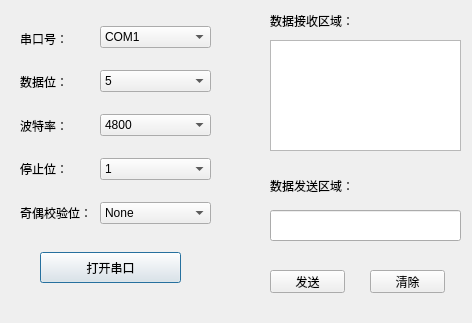
Qt form mainboard.ui (HeartbreakSurvivor/AutoTestTool) before a commit.
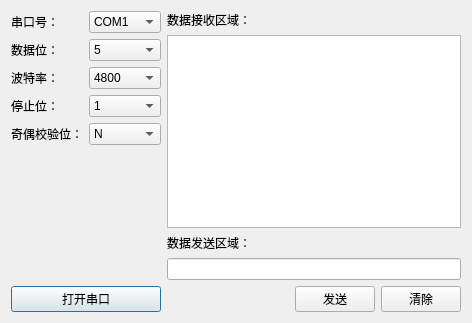
The same form after that commit.

```diff
--- a/mainboard.ui
+++ b/mainboard.ui
@@ -13,149 +13,22 @@
   <property name="windowTitle">
    <string>Dialog</string>
   </property>
-  <widget class="QPushButton" name="SwitchButton">
-   <property name="geometry">
-    <rect>
-     <x>40</x>
-     <y>252</y>
-     <width>141</width>
-     <height>31</height>
-    </rect>
-   </property>
-   <property name="text">
-    <string>打开串口</string>
-   </property>
-  </widget>
-  <widget class="QWidget" name="layoutWidget">
-   <property name="geometry">
-    <rect>
-     <x>20</x>
-     <y>20</y>
-     <width>74</width>
-     <height>211</height>
-    </rect>
-   </property>
-   <layout class="QVBoxLayout" name="verticalLayout">
+  <layout class="QHBoxLayout" name="horizontalLayout_2">
     <item>
+    <layout class="QVBoxLayout" name="verticalLayout_3">
+     <item>
+      <layout class="QGridLayout" name="gridLayout">
+       <item row="0" column="0">
      <widget class="QLabel" name="SerialnumLabel">
       <property name="text">
        <string>串口号：</string>
       </property>
-     </widget>
-    </item>
-    <item>
-     <widget class="QLabel" name="DataBitsLabel">
-      <property name="text">
-       <string>数据位：</string>
+         <property name="buddy">
+          <cstring>SerialNumComboBox</cstring>
       </property>
      </widget>
     </item>
-    <item>
-     <widget class="QLabel" name="BaudRateLabel">
-      <property name="text">
-       <string>波特率：</string>
-      </property>
-     </widget>
-    </item>
-    <item>
-     <widget class="QLabel" name="StopBitsLabel">
-      <property name="text">
-       <string>停止位：</string>
-      </property>
-     </widget>
-    </item>
-    <item>
-     <widget class="QLabel" name="ParityLabel">
-      <property name="text">
-       <string>奇偶校验位：</string>
-      </property>
-     </widget>
-    </item>
-   </layout>
-  </widget>
-  <widget class="QTextEdit" name="textEdit">
-   <property name="geometry">
-    <rect>
-     <x>270</x>
-     <y>40</y>
-     <width>191</width>
-     <height>111</height>
-    </rect>
-   </property>
-  </widget>
-  <widget class="QLabel" name="DataReceiveArea">
-   <property name="geometry">
-    <rect>
-     <x>270</x>
-     <y>10</y>
-     <width>121</width>
-     <height>21</height>
-    </rect>
-   </property>
-   <property name="text">
-    <string>数据接收区域：</string>
-   </property>
-  </widget>
-  <widget class="QLabel" name="DataSendArea">
-   <property name="geometry">
-    <rect>
-     <x>270</x>
-     <y>170</y>
-     <width>81</width>
-     <height>31</height>
-    </rect>
-   </property>
-   <property name="text">
-    <string>数据发送区域：</string>
-   </property>
-  </widget>
-  <widget class="QPushButton" name="SendDataButton">
-   <property name="geometry">
-    <rect>
-     <x>270</x>
-     <y>270</y>
-     <width>75</width>
-     <height>23</height>
-    </rect>
-   </property>
-   <property name="text">
-    <string>发送</string>
-   </property>
-  </widget>
-  <widget class="QPushButton" name="ClearDataButton">
-   <property name="geometry">
-    <rect>
-     <x>370</x>
-     <y>270</y>
-     <width>75</width>
-     <height>23</height>
-    </rect>
-   </property>
-   <property name="text">
-    <string>清除</string>
-   </property>
-  </widget>
-  <widget class="QLineEdit" name="DataToSend">
-   <property name="geometry">
-    <rect>
-     <x>270</x>
-     <y>210</y>
-     <width>191</width>
-     <height>31</height>
-    </rect>
-   </property>
-  </widget>
-  <widget class="QWidget" name="layoutWidget">
-   <property name="geometry">
-    <rect>
-     <x>100</x>
-     <y>10</y>
-     <width>111</width>
-     <height>231</height>
-    </rect>
-   </property>
-   <layout class="QVBoxLayout" name="verticalLayout_2">
-    <item>
+       <item row="0" column="1">
      <widget class="QComboBox" name="SerialNumComboBox">
       <item>
        <property name="text">
@@ -189,7 +62,17 @@
       </item>
      </widget>
     </item>
-    <item>
+       <item row="1" column="0">
+        <widget class="QLabel" name="DataBitsLabel">
+         <property name="text">
+          <string>数据位：</string>
+         </property>
+         <property name="buddy">
+          <cstring>DatabitsComboBox</cstring>
+         </property>
+        </widget>
+       </item>
+       <item row="1" column="1">
      <widget class="QComboBox" name="DatabitsComboBox">
       <item>
        <property name="text">
@@ -213,7 +96,17 @@
       </item>
      </widget>
     </item>
-    <item>
+       <item row="2" column="0">
+        <widget class="QLabel" name="BaudRateLabel">
+         <property name="text">
+          <string>波特率：</string>
+         </property>
+         <property name="buddy">
+          <cstring>BaudRataComboBox</cstring>
+         </property>
+        </widget>
+       </item>
+       <item row="2" column="1">
      <widget class="QComboBox" name="BaudRataComboBox">
       <item>
        <property name="text">
@@ -242,7 +135,17 @@
       </item>
      </widget>
     </item>
-    <item>
+       <item row="3" column="0">
+        <widget class="QLabel" name="StopBitsLabel">
+         <property name="text">
+          <string>停止位：</string>
+         </property>
+         <property name="buddy">
+          <cstring>StopBitsComboBox</cstring>
+         </property>
+        </widget>
+       </item>
+       <item row="3" column="1">
      <widget class="QComboBox" name="StopBitsComboBox">
       <item>
        <property name="text">
@@ -261,11 +164,21 @@
       </item>
      </widget>
     </item>
-    <item>
+       <item row="4" column="0">
+        <widget class="QLabel" name="ParityLabel">
+         <property name="text">
+          <string>奇偶校验位：</string>
+         </property>
+         <property name="buddy">
+          <cstring>ParityComboBox</cstring>
+         </property>
+        </widget>
+       </item>
+       <item row="4" column="1">
      <widget class="QComboBox" name="ParityComboBox">
       <item>
        <property name="text">
-        <string>None</string>
+           <string>N</string>
        </property>
       </item>
       <item>
@@ -291,7 +204,99 @@
      </widget>
     </item>
    </layout>
-  </widget>
+     </item>
+     <item>
+      <spacer name="verticalSpacer">
+       <property name="orientation">
+        <enum>Qt::Vertical</enum>
+       </property>
+       <property name="sizeHint" stdset="0">
+        <size>
+         <width>20</width>
+         <height>40</height>
+        </size>
+       </property>
+      </spacer>
+     </item>
+     <item>
+      <widget class="QPushButton" name="SwitchButton">
+       <property name="text">
+        <string>打开串口</string>
+       </property>
+      </widget>
+     </item>
+    </layout>
+   </item>
+   <item>
+    <layout class="QVBoxLayout" name="verticalLayout_4">
+     <item>
+      <layout class="QVBoxLayout" name="verticalLayout">
+       <item>
+        <widget class="QLabel" name="DataReceiveArea">
+         <property name="text">
+          <string>数据接收区域：</string>
+         </property>
+         <property name="buddy">
+          <cstring>textEdit</cstring>
+         </property>
+        </widget>
+       </item>
+       <item>
+        <widget class="QTextEdit" name="textEdit"/>
+       </item>
+      </layout>
+     </item>
+     <item>
+      <layout class="QVBoxLayout" name="verticalLayout_2">
+       <item>
+        <widget class="QLabel" name="DataSendArea">
+         <property name="text">
+          <string>数据发送区域：</string>
+         </property>
+         <property name="buddy">
+          <cstring>DataToSend</cstring>
+         </property>
+        </widget>
+       </item>
+       <item>
+        <widget class="QLineEdit" name="DataToSend"/>
+       </item>
+      </layout>
+     </item>
+     <item>
+      <layout class="QHBoxLayout" name="horizontalLayout">
+       <item>
+        <spacer name="horizontalSpacer">
+         <property name="orientation">
+          <enum>Qt::Horizontal</enum>
+         </property>
+         <property name="sizeHint" stdset="0">
+          <size>
+           <width>40</width>
+           <height>20</height>
+          </size>
+         </property>
+        </spacer>
+       </item>
+       <item>
+        <widget class="QPushButton" name="SendDataButton">
+         <property name="text">
+          <string>发送</string>
+         </property>
+        </widget>
+       </item>
+       <item>
+        <widget class="QPushButton" name="ClearDataButton">
+         <property name="text">
+          <string>清除</string>
+         </property>
+        </widget>
+       </item>
+      </layout>
+     </item>
+    </layout>
+   </item>
+  </layout>
   <zorder>layoutWidget</zorder>
   <zorder>layoutWidget</zorder>
   <zorder>SwitchButton</zorder>
```
Left out of the diff: 9 changed lines with no effect on the pictures. Lines whose indentation alone changed are shown as unchanged.
